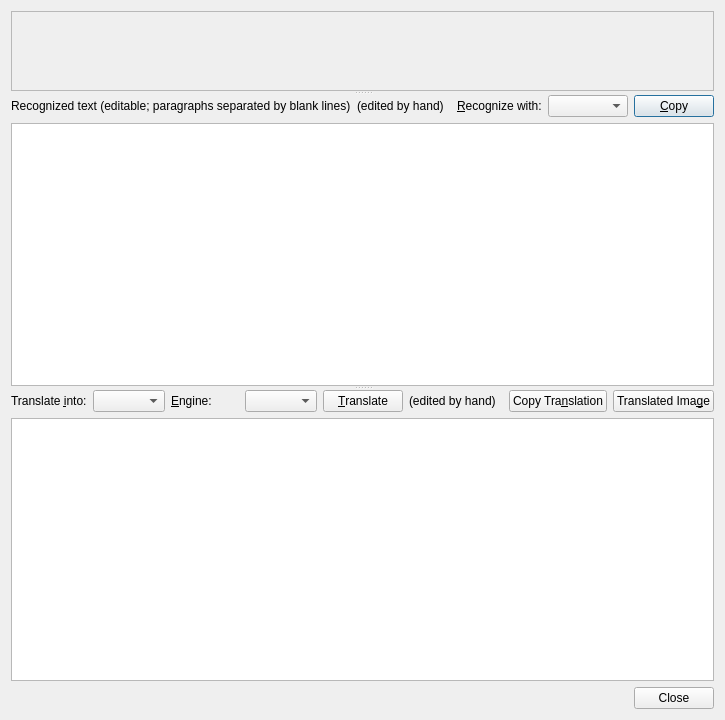
First picture: the form in src/ocr/OcrResultDialog.ui, repository ChickenSeller/glimpse, before the edit.
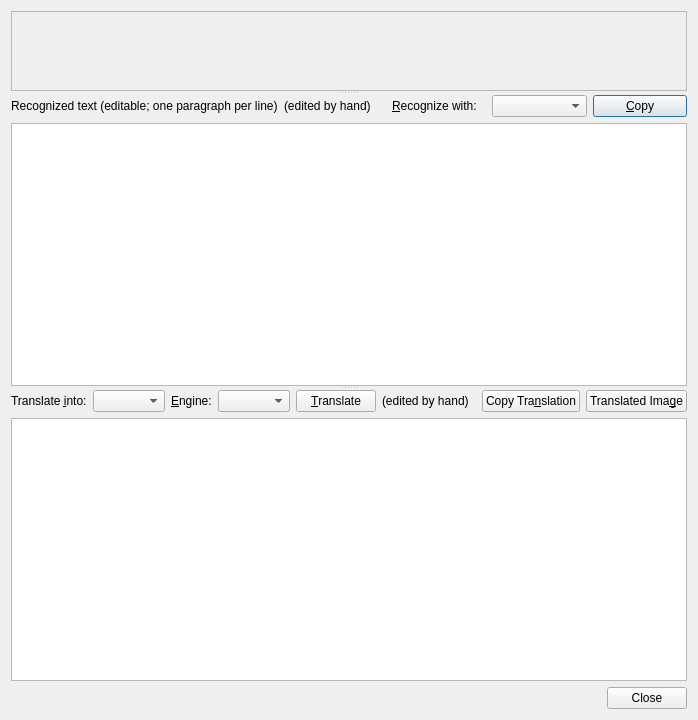
Second picture: the form after the edit.

Commit message:
Keep the paragraphs when the recognized text is edited
The recognized text shows one paragraph per line, laid out as on the
capture (as the translation is). Edited, each line of it is a paragraph to
translate and the translation keeps its lines and blank lines; with as
many lines as paragraphs recognized, the translated image still works.
Before, an edited text was split at blank lines only, and the recognized
text had none, so it was translated as one paragraph.

```diff
--- a/src/ocr/OcrResultDialog.ui
+++ b/src/ocr/OcrResultDialog.ui
@@ -67,7 +67,7 @@
          <item>
           <widget class="QLabel" name="sourceLabel">
            <property name="text">
-            <string>Recognized text (editable; paragraphs separated by blank lines)</string>
+            <string>Recognized text (editable; one paragraph per line)</string>
            </property>
           </widget>
          </item>
```
The commit also changes 4 other files.
